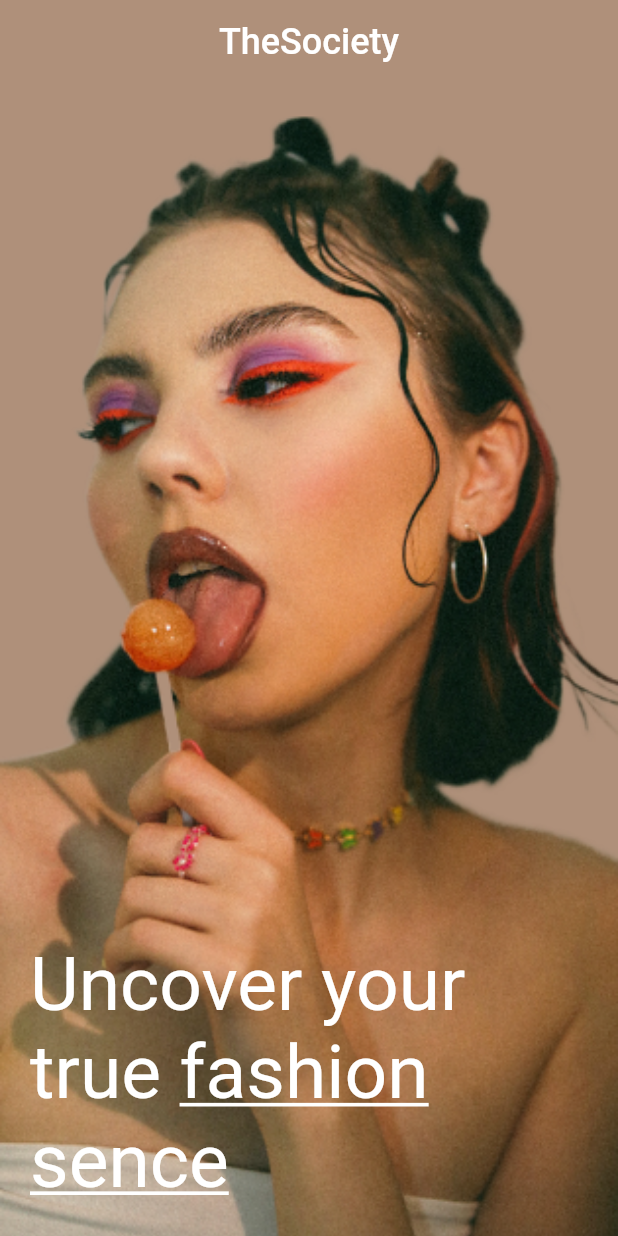
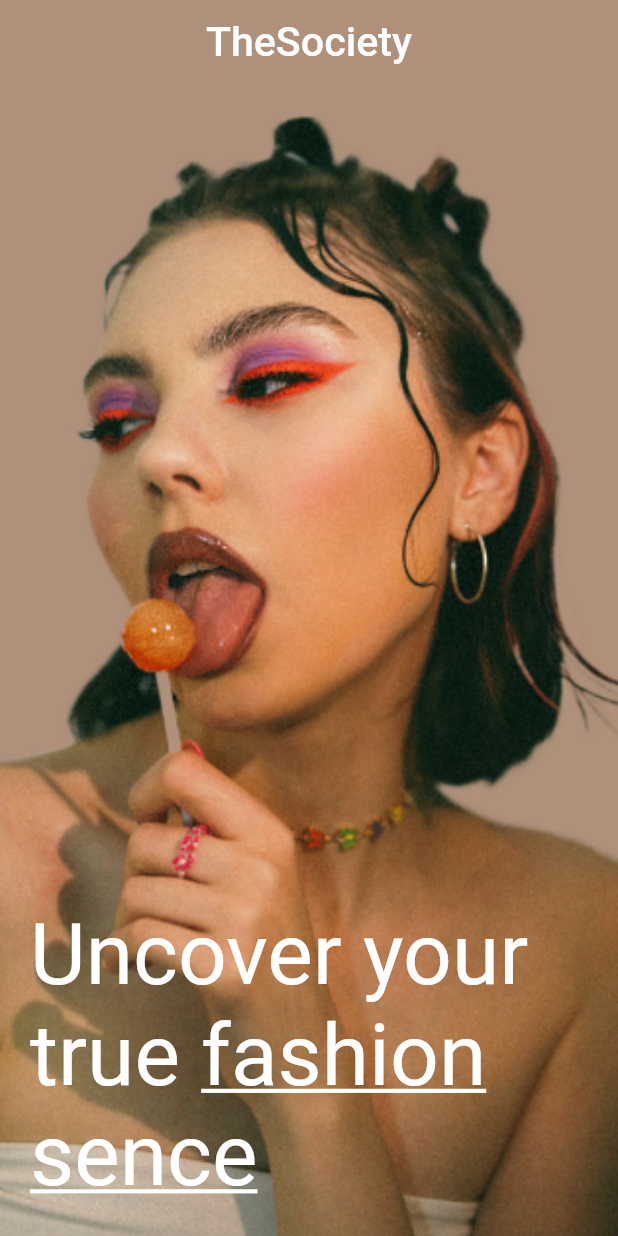
Before and after one commit to MohaamedHamdy/flutter_fashion_app, a Flutter app: the screen it shows after launch, on a phone screen of 412 x 824 dp. Run offline on Flutter 3.47's test engine with Material 2 defaults, Android fonts, the phone set to English and light mode, and no system bars; our stand-ins replace flutter_screenutil.

Commit message:
flutter_screenutil package added for responsive ui

```diff
--- a/lib/core/utils/styles.dart
+++ b/lib/core/utils/styles.dart
@@ -1,20 +1,21 @@
 import 'package:flutter/material.dart';
+import 'package:flutter_screenutil/flutter_screenutil.dart';
 
 class TextSytles {
-  static const textStyle18 = TextStyle(
-    fontSize: 18,
+  static final textStyle18 = TextStyle(
+    fontSize: 18.sp,
     fontWeight: FontWeight.normal,
   );
-  static const textStyle24 = TextStyle(
-    fontSize: 24,
+  static final textStyle24 = TextStyle(
+    fontSize: 24.sp,
     fontWeight: FontWeight.normal,
   );
-  static const textStyle30 = TextStyle(
-    fontSize: 30,
+  static final textStyle30 = TextStyle(
+    fontSize: 30.sp,
     fontWeight: FontWeight.normal,
   );
-  static const textStyle50 = TextStyle(
-    fontSize: 50,
+  static final textStyle50 = TextStyle(
+    fontSize: 50.sp,
     fontWeight: FontWeight.normal,
   );
 }
--- a/lib/features/splash/presentation/views/widgets/splash_screen_body.dart
+++ b/lib/features/splash/presentation/views/widgets/splash_screen_body.dart
@@ -23,7 +23,7 @@ class SplashScreenBody extends StatelessWidget {
         child: Column(
           mainAxisAlignment: MainAxisAlignment.end,
           children: [
-            splashScreenMainText(),
+            SplashScreenMainText(),
           ],
         ),
       ),
@@ -31,8 +31,8 @@ class SplashScreenBody extends StatelessWidget {
   }
 }
 
-class splashScreenMainText extends StatelessWidget {
-  const splashScreenMainText({
+class SplashScreenMainText extends StatelessWidget {
+  const SplashScreenMainText({
     super.key,
   });
 
--- a/lib/main.dart
+++ b/lib/main.dart
@@ -1,5 +1,6 @@
 import 'package:fashion_app/features/splash/presentation/views/splash_screen.dart';
 import 'package:flutter/material.dart';
+import 'package:flutter_screenutil/flutter_screenutil.dart';
 
 void main() {
   runApp(const MyApp());
@@ -11,10 +12,16 @@ class MyApp extends StatelessWidget {
   // This widget is the root of your application.
   @override
   Widget build(BuildContext context) {
-    return const MaterialApp(
-      // debugShowCheckedModeBanner: false,
-      // theme: ThemeData(),
-      home: SplashScreen(),
-    );
+    return ScreenUtilInit(
+        designSize: const Size(360, 690),
+        minTextAdapt: true,
+        splitScreenMode: true,
+        builder: (_, child) {
+          return const MaterialApp(
+            // debugShowCheckedModeBanner: false,
+            // theme: ThemeData(),
+            home: SplashScreen(),
+          );
+        });
   }
 }
```
Also changed, not shown: pubspec.yaml (+4 -11 lines), pubspec.lock.
